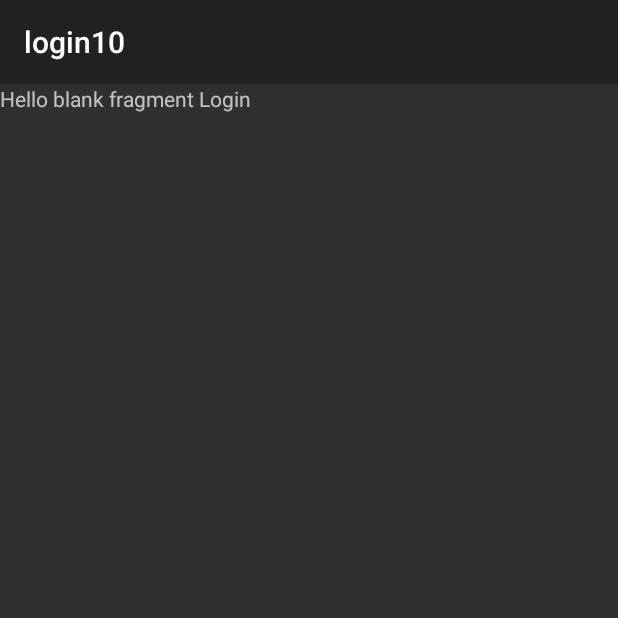
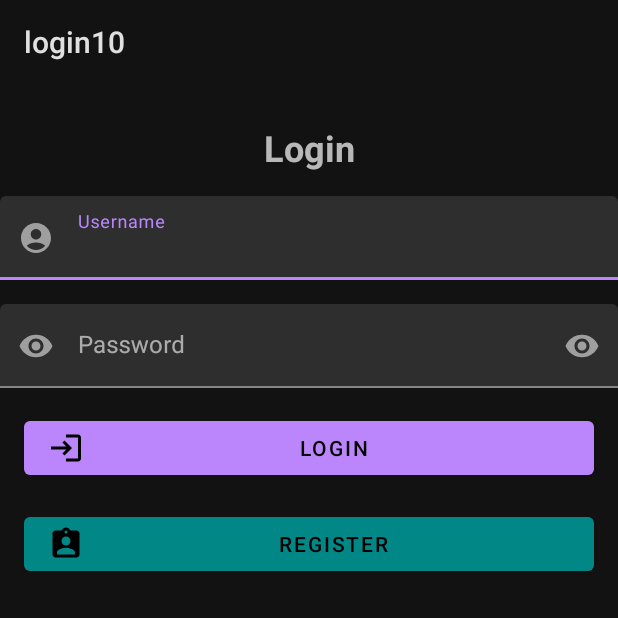
Before and after one commit to jhonathan55/login10, an Android app built with Jetpack Compose: the screen it shows after launch (MainActivity), on a phone screen of 412 x 824 dp, the top half of it. Run offline under Robolectric (Android 15) with nearby library versions, the phone set to English and light mode, and no system bars.

Commit message:
interfaz login

```diff
--- a/app/src/main/AndroidManifest.xml
+++ b/app/src/main/AndroidManifest.xml
@@ -10,13 +10,13 @@
         android:label="@string/app_name"
         android:roundIcon="@mipmap/ic_launcher_round"
         android:supportsRtl="true"
-        android:theme="@style/Theme.AppCompat"
+        android:theme="@style/Theme.MaterialComponents"
         tools:targetApi="31">
         <activity
             android:name=".view.MainActivity"
             android:exported="true"
             android:label="@string/app_name"
-            android:theme="@style/Theme.AppCompat">
+            android:theme="@style/Theme.MaterialComponents">
             <intent-filter>
                 <action android:name="android.intent.action.MAIN" />
 
--- a/app/src/main/java/com/example/login10/view/login/LoginFragment.kt
+++ b/app/src/main/java/com/example/login10/view/login/LoginFragment.kt
@@ -5,8 +5,8 @@ import androidx.fragment.app.Fragment
 import android.view.LayoutInflater
 import android.view.View
 import android.view.ViewGroup
+import androidx.navigation.fragment.findNavController
 import com.example.login10.R
-import com.example.login10.databinding.FragmentHomeBinding
 import com.example.login10.databinding.FragmentLoginBinding
 
 
@@ -22,6 +22,21 @@ class LoginFragment : Fragment() {
         return binding.root
     }
 
+    override fun onViewCreated(view: View, savedInstanceState: Bundle?) {
+        super.onViewCreated(view, savedInstanceState)
+
+        // Navegar al HomeFragment al hacer clic en el botón de login
+        binding.loginButton.setOnClickListener {
+            findNavController().navigate(R.id.action_loginFragment_to_homeFragment)
+        }
+
+        // Navegar al RegisterFragment al hacer clic en el botón de register
+        binding.registerButton.setOnClickListener {
+            findNavController().navigate(R.id.action_loginFragment_to_registerFragment)
+        }
+    }
+
+
     override fun onDestroyView() {
         super.onDestroyView()
         _binding = null
--- /dev/null
+++ b/app/src/main/res/drawable/baseline_account_circle_24.xml
@@ -0,0 +1,5 @@
+<vector xmlns:android="http://schemas.android.com/apk/res/android" android:height="24dp" android:tint="#000000" android:viewportHeight="24" android:viewportWidth="24" android:width="24dp">
+
+    <path android:fillColor="@android:color/white" android:pathData="M12,2C6.48,2 2,6.48 2,12s4.48,10 10,10s10,-4.48 10,-10S17.52,2 12,2zM12,6c1.93,0 3.5,1.57 3.5,3.5S13.93,13 12,13s-3.5,-1.57 -3.5,-3.5S10.07,6 12,6zM12,20c-2.03,0 -4.43,-0.82 -6.14,-2.88C7.55,15.8 9.68,15 12,15s4.45,0.8 6.14,2.12C16.43,19.18 14.03,20 12,20z"/>
+
+</vector>
--- /dev/null
+++ b/app/src/main/res/drawable/baseline_assignment_ind_24.xml
@@ -0,0 +1,5 @@
+<vector xmlns:android="http://schemas.android.com/apk/res/android" android:height="24dp" android:tint="#000000" android:viewportHeight="24" android:viewportWidth="24" android:width="24dp">
+
+    <path android:fillColor="@android:color/white" android:pathData="M19,3h-4.18C14.4,1.84 13.3,1 12,1c-1.3,0 -2.4,0.84 -2.82,2L5,3c-1.1,0 -2,0.9 -2,2v14c0,1.1 0.9,2 2,2h14c1.1,0 2,-0.9 2,-2L21,5c0,-1.1 -0.9,-2 -2,-2zM12,3c0.55,0 1,0.45 1,1s-0.45,1 -1,1 -1,-0.45 -1,-1 0.45,-1 1,-1zM12,7c1.66,0 3,1.34 3,3s-1.34,3 -3,3 -3,-1.34 -3,-3 1.34,-3 3,-3zM18,19L6,19v-1.4c0,-2 4,-3.1 6,-3.1s6,1.1 6,3.1L18,19z"/>
+
+</vector>
--- /dev/null
+++ b/app/src/main/res/drawable/baseline_home_24.xml
@@ -0,0 +1,5 @@
+<vector xmlns:android="http://schemas.android.com/apk/res/android" android:height="24dp" android:tint="#000000" android:viewportHeight="24" android:viewportWidth="24" android:width="24dp">
+
+    <path android:fillColor="@android:color/white" android:pathData="M10,20v-6h4v6h5v-8h3L12,3 2,12h3v8z"/>
+
+</vector>
--- /dev/null
+++ b/app/src/main/res/drawable/baseline_login_24.xml
@@ -0,0 +1,5 @@
+<vector xmlns:android="http://schemas.android.com/apk/res/android" android:autoMirrored="true" android:height="24dp" android:tint="#000000" android:viewportHeight="24" android:viewportWidth="24" android:width="24dp">
+
+    <path android:fillColor="@android:color/white" android:pathData="M11,7L9.6,8.4l2.6,2.6H2v2h10.2l-2.6,2.6L11,17l5,-5L11,7zM20,19h-8v2h8c1.1,0 2,-0.9 2,-2V5c0,-1.1 -0.9,-2 -2,-2h-8v2h8V19z"/>
+
+</vector>
--- /dev/null
+++ b/app/src/main/res/drawable/baseline_remove_red_eye_24.xml
@@ -0,0 +1,5 @@
+<vector xmlns:android="http://schemas.android.com/apk/res/android" android:height="24dp" android:tint="#000000" android:viewportHeight="24" android:viewportWidth="24" android:width="24dp">
+
+    <path android:fillColor="@android:color/white" android:pathData="M12,4.5C7,4.5 2.73,7.61 1,12c1.73,4.39 6,7.5 11,7.5s9.27,-3.11 11,-7.5c-1.73,-4.39 -6,-7.5 -11,-7.5zM12,17c-2.76,0 -5,-2.24 -5,-5s2.24,-5 5,-5 5,2.24 5,5 -2.24,5 -5,5zM12,9c-1.66,0 -3,1.34 -3,3s1.34,3 3,3 3,-1.34 3,-3 -1.34,-3 -3,-3z"/>
+
+</vector>
--- /dev/null
+++ b/app/src/main/res/drawable/baseline_send_24.xml
@@ -0,0 +1,5 @@
+<vector xmlns:android="http://schemas.android.com/apk/res/android" android:autoMirrored="true" android:height="24dp" android:tint="#000000" android:viewportHeight="24" android:viewportWidth="24" android:width="24dp">
+
+    <path android:fillColor="@android:color/white" android:pathData="M2.01,21L23,12 2.01,3 2,10l15,2 -15,2z"/>
+
+</vector>
--- a/app/src/main/res/layout/fragment_home.xml
+++ b/app/src/main/res/layout/fragment_home.xml
@@ -7,8 +7,9 @@
 
     <!-- TODO: Update blank fragment layout -->
     <TextView
-        android:layout_width="match_parent"
-        android:layout_height="match_parent"
-        android:text="@string/hello_blank_fragment" />
+        android:layout_width="wrap_content"
+        android:layout_height="wrap_content"
+        android:layout_gravity="center"
+        android:text="Home Fragment" />
 
 </FrameLayout>
--- a/app/src/main/res/layout/fragment_login.xml
+++ b/app/src/main/res/layout/fragment_login.xml
@@ -1,14 +1,87 @@
 <?xml version="1.0" encoding="utf-8"?>
-<FrameLayout xmlns:android="http://schemas.android.com/apk/res/android"
+<androidx.constraintlayout.widget.ConstraintLayout xmlns:android="http://schemas.android.com/apk/res/android"
     xmlns:tools="http://schemas.android.com/tools"
     android:layout_width="match_parent"
     android:layout_height="match_parent"
+    xmlns:app="http://schemas.android.com/apk/res-auto"
     tools:context=".view.login.LoginFragment">
 
-    <!-- TODO: Update blank fragment layout -->
-    <TextView
+    <com.google.android.material.textview.MaterialTextView
+        app:layout_constraintEnd_toEndOf="parent"
+        app:layout_constraintStart_toStartOf="parent"
+        app:layout_constraintTop_toTopOf="parent"
+        android:id="@+id/textViewLogin"
+        android:layout_width="wrap_content"
+        android:layout_height="wrap_content"
+        android:text="@string/login"
+        android:textSize="24sp"
+        android:textStyle="bold"
+        android:layout_marginTop="26dp"
+        android:layout_marginBottom="16dp"/>
+
+
+<com.google.android.material.textfield.TextInputLayout
+    android:id="@+id/usernameTextInputLayout"
+    app:layout_constraintTop_toBottomOf="@id/textViewLogin"
+    app:layout_constraintStart_toStartOf="parent"
+    app:layout_constraintEnd_toEndOf="parent"
+    app:startIconDrawable="@drawable/baseline_account_circle_24"
+    android:text="@string/username"
+    android:hint="@string/username"
+    android:layout_width="0dp"
+    android:layout_marginTop="16dp"
+    android:layout_height="wrap_content">
+    <com.google.android.material.textfield.TextInputEditText
+        android:id="@+id/usernameEditText"
         android:layout_width="match_parent"
-        android:layout_height="match_parent"
-        android:text="@string/hello_blank_fragment" />
+        android:layout_height="wrap_content"
+        android:inputType="text"
+        />
+</com.google.android.material.textfield.TextInputLayout>
 
-</FrameLayout>
+<com.google.android.material.textfield.TextInputLayout
+    android:id="@+id/passwordTextInputLayout"
+    app:layout_constraintTop_toBottomOf="@id/usernameTextInputLayout"
+    app:layout_constraintStart_toStartOf="parent"
+    app:layout_constraintEnd_toEndOf="parent"
+    app:startIconDrawable="@drawable/baseline_remove_red_eye_24"
+    app:endIconMode="password_toggle"
+    android:hint="@string/password"
+    android:layout_width="0dp"
+    android:layout_marginTop="16dp"
+    android:layout_height="wrap_content">
+    <com.google.android.material.textfield.TextInputEditText
+        android:id="@+id/passwordEditText"
+        android:layout_width="match_parent"
+        android:layout_height="wrap_content"
+        android:inputType="textPassword"
+        />
+</com.google.android.material.textfield.TextInputLayout>
+
+
+<com.google.android.material.button.MaterialButton
+    android:layout_width="0dp"
+    android:layout_height="wrap_content"
+    android:text="@string/login"
+    app:layout_constraintTop_toBottomOf="@id/passwordTextInputLayout"
+    app:layout_constraintStart_toStartOf="parent"
+    app:layout_constraintEnd_toEndOf="parent"
+    android:layout_margin="16dp"
+    android:id="@+id/loginButton"
+    app:backgroundTint="@color/purple_200"
+    app:icon="@drawable/baseline_login_24"
+    />
+
+    <com.google.android.material.button.MaterialButton
+        android:id="@+id/registerButton"
+        android:layout_width="0dp"
+        android:layout_height="wrap_content"
+        android:text="@string/register"
+        app:layout_constraintTop_toBottomOf="@id/loginButton"
+        app:layout_constraintStart_toStartOf="parent"
+        app:layout_constraintEnd_toEndOf="parent"
+        android:layout_margin="16dp"
+        app:backgroundTint="@color/teal_700"
+        app:icon="@drawable/baseline_assignment_ind_24"
+        />
+</androidx.constraintlayout.widget.ConstraintLayout>
--- a/app/src/main/res/layout/fragment_register.xml
+++ b/app/src/main/res/layout/fragment_register.xml
@@ -5,10 +5,9 @@
     android:layout_height="match_parent"
     tools:context=".view.register.RegisterFragment">
 
-    <!-- TODO: Update blank fragment layout -->
     <TextView
-        android:layout_width="match_parent"
-        android:layout_height="match_parent"
-        android:text="@string/hello_blank_fragment" />
-
+        android:layout_width="wrap_content"
+        android:layout_height="wrap_content"
+        android:layout_gravity="center"
+        android:text="Register Fragment" />
 </FrameLayout>
--- a/app/src/main/res/navigation/nav_graph.xml
+++ b/app/src/main/res/navigation/nav_graph.xml
@@ -13,7 +13,14 @@
         android:id="@+id/loginFragment"
         android:name="com.example.login10.view.login.LoginFragment"
         android:label="fragment_login"
-        tools:layout="@layout/fragment_login" />
+        tools:layout="@layout/fragment_login">
+        <action
+            android:id="@+id/action_loginFragment_to_homeFragment"
+            app:destination="@id/homeFragment" />
+        <action
+            android:id="@+id/action_loginFragment_to_registerFragment"
+            app:destination="@id/registerFragment" />
+    </fragment>
     <fragment
         android:id="@+id/registerFragment"
         android:name="com.example.login10.view.register.RegisterFragment"
--- a/app/src/main/res/values/strings.xml
+++ b/app/src/main/res/values/strings.xml
@@ -1,5 +1,8 @@
 <resources>
     <string name="app_name">login10</string>
     <!-- TODO: Remove or change this placeholder text -->
-    <string name="hello_blank_fragment">Hello blank fragment Login</string>
+    <string name="login">Login</string>
+    <string name="username">Username</string>
+    <string name="password">Password</string>
+    <string name="register">Register</string>
 </resources>
```
